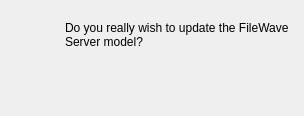
Before: the Qt Designer form FWAdminLib/UpdateModelDlg.ui in fw-dev/translations, drawn with Qt 5.
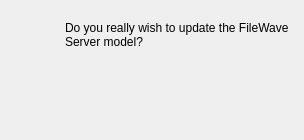
After: the same form once the commit is applied. Custom widgets are drawn as their Qt base class.

Patch:
```diff
--- a/FWAdminLib/UpdateModelDlg.ui
+++ b/FWAdminLib/UpdateModelDlg.ui
@@ -7,7 +7,7 @@
     <x>0</x>
     <y>0</y>
     <width>304</width>
-    <height>114</height>
+    <height>140</height>
    </rect>
   </property>
   <property name="sizePolicy">
```
Left out of the diff: 2 changed lines with no effect on the pictures.
